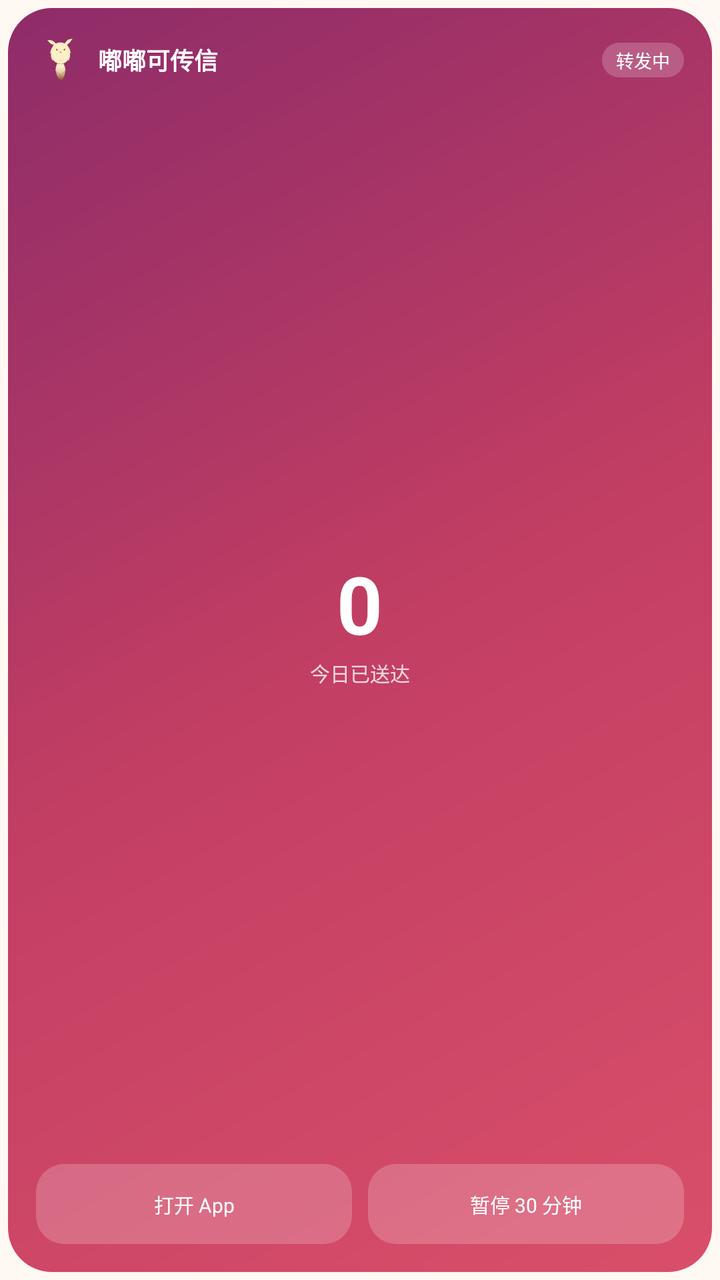
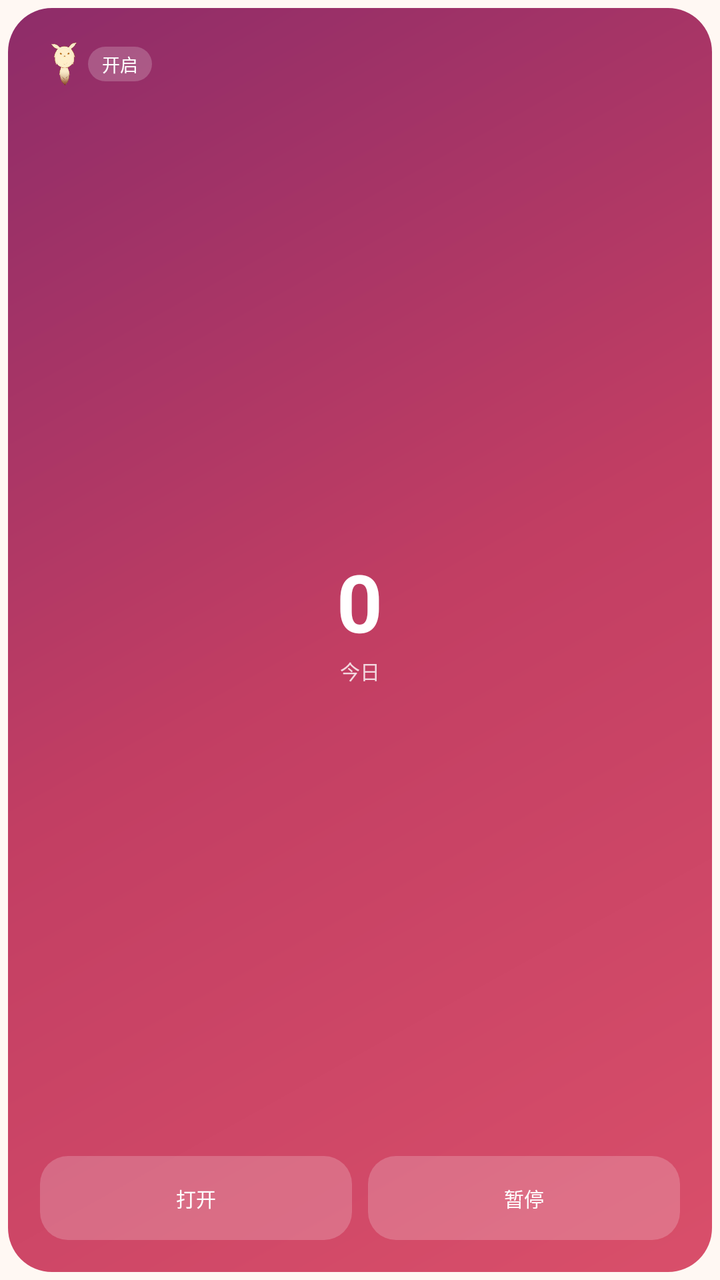

Two renders of the same Android screen: before a commit and after it. Below are the layout's source before the change and the commit's diff.
<!-- AndroidManifest.xml: application theme Theme.Sms2Bark -->
<!-- res/layout/widget_dodocomm_tall.xml -->
<?xml version="1.0" encoding="utf-8"?>
<FrameLayout xmlns:android="http://schemas.android.com/apk/res/android"
    android:id="@+id/widget_root"
    android:layout_width="match_parent"
    android:layout_height="match_parent"
    android:background="@android:color/transparent"
    android:padding="4dp">

    <LinearLayout
        android:id="@+id/widget_card"
        android:layout_width="match_parent"
        android:layout_height="match_parent"
        android:background="@drawable/widget_background"
        android:orientation="vertical"
        android:padding="14dp">

        <LinearLayout
            android:layout_width="match_parent"
            android:layout_height="wrap_content"
            android:gravity="center_vertical"
            android:orientation="horizontal">
            <ImageView
                android:layout_width="24dp"
                android:layout_height="24dp"
                android:contentDescription="@null"
                android:src="@drawable/dodoco_mascot" />
            <TextView
                android:id="@+id/widget_title"
                android:layout_width="0dp"
                android:layout_height="wrap_content"
                android:layout_marginStart="7dp"
                android:layout_weight="1"
                android:ellipsize="end"
                android:maxLines="1"
                android:text="@string/widget_title"
                android:textColor="#FFFFFFFF"
                android:textSize="12sp"
                android:textStyle="bold" />
            <TextView
                android:id="@+id/widget_status"
                android:layout_width="wrap_content"
                android:layout_height="wrap_content"
                android:background="@drawable/widget_chip"
                android:ellipsize="end"
                android:maxLines="1"
                android:paddingHorizontal="7dp"
                android:paddingVertical="2dp"
                android:text="@string/widget_status_on"
                android:textColor="#FFFFFFFF"
                android:textSize="9sp" />
        </LinearLayout>

        <LinearLayout
            android:layout_width="match_parent"
            android:layout_height="0dp"
            android:layout_weight="1"
            android:gravity="center"
            android:orientation="vertical">
            <TextView
                android:id="@+id/widget_count"
                android:layout_width="wrap_content"
                android:layout_height="wrap_content"
                android:includeFontPadding="false"
                android:text="0"
                android:textColor="#FFFFFFFF"
                android:textSize="40sp"
                android:textStyle="bold" />
            <TextView
                android:id="@+id/widget_count_label"
                android:layout_width="wrap_content"
                android:layout_height="wrap_content"
                android:layout_marginTop="2dp"
                android:text="@string/widget_label_today"
                android:textColor="#CCFFFFFF"
                android:textSize="10sp" />
        </LinearLayout>

        <LinearLayout
            android:layout_width="match_parent"
            android:layout_height="40dp"
            android:orientation="horizontal">
            <TextView
                android:id="@+id/widget_open"
                android:layout_width="0dp"
                android:layout_height="match_parent"
                android:layout_weight="1"
                android:background="@drawable/widget_chip"
                android:gravity="center"
                android:maxLines="1"
                android:text="@string/widget_action_open"
                android:textColor="#FFFFFFFF"
                android:textSize="10sp" />
            <TextView
                android:id="@+id/widget_toggle"
                android:layout_width="0dp"
                android:layout_height="match_parent"
                android:layout_marginStart="8dp"
                android:layout_weight="1"
                android:background="@drawable/widget_chip"
                android:gravity="center"
                android:maxLines="1"
                android:text="@string/widget_action_pause"
                android:textColor="#FFFFFFFF"
                android:textSize="10sp" />
        </LinearLayout>
    </LinearLayout>
</FrameLayout>
<!-- resources referenced by this layout -->
<resources>
  <!-- drawable dodoco_mascot: png bitmap (drawable-nodpi, 144085 bytes) -->
  <!-- drawable widget_background (drawable) -->
  <?xml version="1.0" encoding="utf-8"?>
  <shape xmlns:android="http://schemas.android.com/apk/res/android" android:shape="rectangle">
      <gradient
          android:angle="135"
          android:startColor="#D94F6A"
          android:centerColor="#C23E63"
          android:endColor="#8E2C69" />
      <corners android:radius="22dp" />
  </shape>
  <!-- drawable widget_chip (drawable) -->
  <?xml version="1.0" encoding="utf-8"?>
  <shape xmlns:android="http://schemas.android.com/apk/res/android" android:shape="rectangle">
      <solid android:color="#33FFFFFF" />
      <corners android:radius="14dp" />
  </shape>
  <string name="widget_action_open">打开 App</string>
  <string name="widget_action_pause">暂停 30 分钟</string>
  <string name="widget_label_today">今日已送达</string>
  <string name="widget_status_on">转发中</string>
  <string name="widget_title">嘟嘟可传信</string>
  <style name="Theme.Sms2Bark" parent="android:Theme.Material.Light.NoActionBar">
          <item name="android:windowBackground">@color/splash_background</item>
          <item name="android:statusBarColor">@android:color/transparent</item>
          <item name="android:navigationBarColor">@android:color/transparent</item>
          <item name="android:windowLightStatusBar">true</item>
          <item name="android:windowDrawsSystemBarBackgrounds">true</item>
      </style>
  <color name="splash_background">#FFFFF8F3</color>
</resources>

<!-- the commit's change to res/layout/widget_dodocomm_tall.xml (unified diff, before → after) -->
@@ -12,7 +12,7 @@
         android:layout_height="match_parent"
         android:background="@drawable/widget_background"
         android:orientation="vertical"
-        android:padding="14dp">
+        android:padding="16dp">
 
         <LinearLayout
             android:layout_width="match_parent"
@@ -28,6 +28,7 @@
                 android:id="@+id/widget_title"
                 android:layout_width="0dp"
                 android:layout_height="wrap_content"
+                android:visibility="gone"
                 android:layout_marginStart="7dp"
                 android:layout_weight="1"
                 android:ellipsize="end"
@@ -43,6 +44,7 @@
                 android:background="@drawable/widget_chip"
                 android:ellipsize="end"
                 android:maxLines="1"
+                android:maxWidth="96dp"
                 android:paddingHorizontal="7dp"
                 android:paddingVertical="2dp"
                 android:text="@string/widget_status_on"
@@ -77,7 +79,7 @@
 
         <LinearLayout
             android:layout_width="match_parent"
-            android:layout_height="40dp"
+            android:layout_height="42dp"
             android:orientation="horizontal">
             <TextView
                 android:id="@+id/widget_open"
@@ -85,8 +87,10 @@
                 android:layout_height="match_parent"
                 android:layout_weight="1"
                 android:background="@drawable/widget_chip"
+                android:ellipsize="end"
                 android:gravity="center"
                 android:maxLines="1"
+                android:paddingHorizontal="4dp"
                 android:text="@string/widget_action_open"
                 android:textColor="#FFFFFFFF"
                 android:textSize="10sp" />
@@ -97,8 +101,10 @@
                 android:layout_marginStart="8dp"
                 android:layout_weight="1"
                 android:background="@drawable/widget_chip"
+                android:ellipsize="end"
                 android:gravity="center"
                 android:maxLines="1"
+                android:paddingHorizontal="4dp"
                 android:text="@string/widget_action_pause"
                 android:textColor="#FFFFFFFF"
                 android:textSize="10sp" />
<!-- resource entries referenced after the edit -->
@@ -17,11 +17,11 @@
       <solid android:color="#33FFFFFF" />
       <corners android:radius="14dp" />
   </shape>
-  <string name="widget_action_open">打开 App</string>
-  <string name="widget_action_pause">暂停 30 分钟</string>
-  <string name="widget_label_today">今日已送达</string>
-  <string name="widget_status_on">转发中</string>
-  <string name="widget_title">嘟嘟可传信</string>
+  <string name="widget_action_open">打开</string>
+  <string name="widget_action_pause">暂停</string>
+  <string name="widget_label_today">今日</string>
+  <string name="widget_status_on">开启</string>
+  <string name="widget_title">嘟嘟通讯</string>
   <style name="Theme.Sms2Bark" parent="android:Theme.Material.Light.NoActionBar">
           <item name="android:windowBackground">@color/splash_background</item>
           <item name="android:statusBarColor">@android:color/transparent</item>
